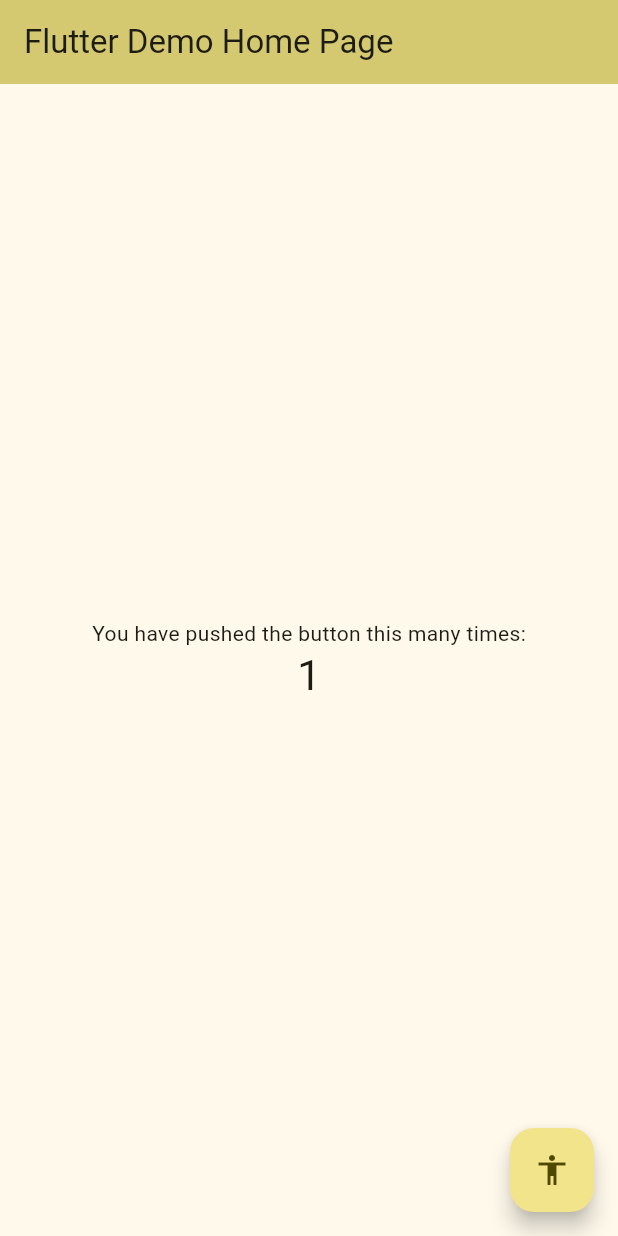
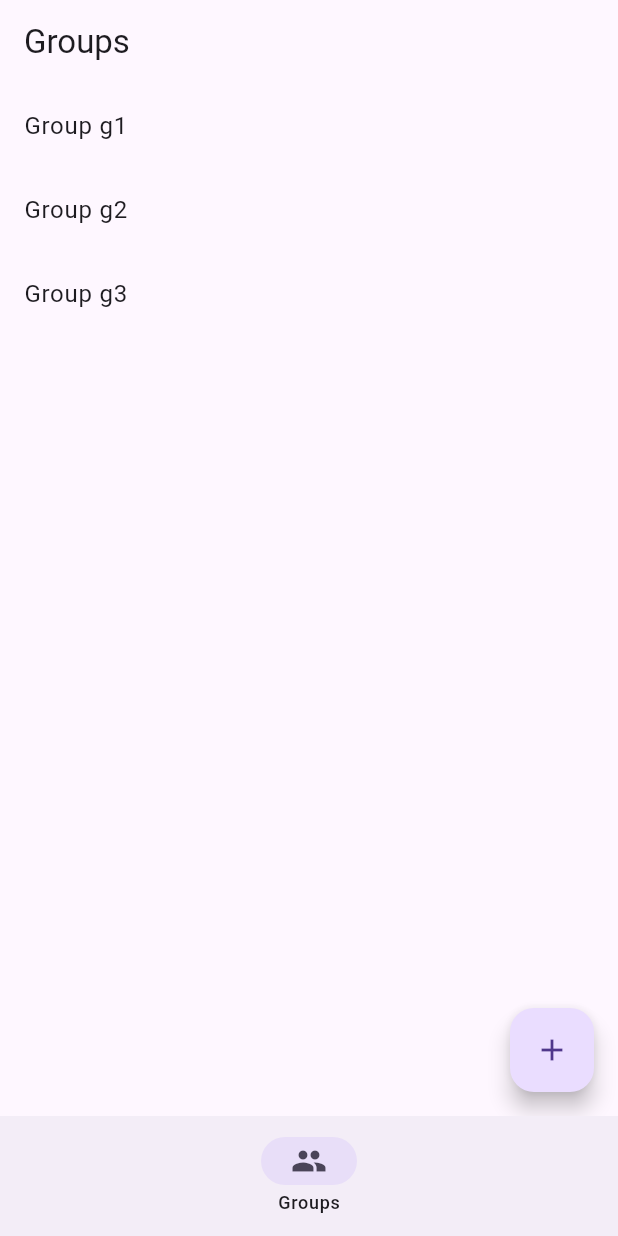
Before and after one commit to kimoleg200301/edu-journal-mobile, a Flutter app: the screen it shows after launch, on a phone screen of 412 x 824 dp. Run offline on Flutter 3.47's test engine with Material 3 defaults, Android fonts, the phone set to English and light mode, and no system bars; our stand-ins replace go_router.

Commit message:
added routing and updated project structure

```diff
--- /dev/null
+++ b/lib/app.dart
@@ -0,0 +1,41 @@
+import 'package:flutter/material.dart';
+import 'package:provider/provider.dart';
+import 'core/routing/app_router.dart';
+
+class AuthState extends ChangeNotifier {
+  bool _isAuthed = false;
+  bool get isAuthed => _isAuthed;
+  void signIn() {
+    _isAuthed = true;
+    notifyListeners();
+  }
+  void signOut() {
+    _isAuthed = false;
+    notifyListeners();
+  }
+}
+
+class App extends StatelessWidget {
+  const App({super.key});
+
+  @override
+  Widget build(BuildContext context) {
+    return MultiProvider(
+      providers: [
+        ChangeNotifierProvider(create: (_) => AuthState()),
+      ],
+      child: Builder(
+        builder: (context) {
+          final router = buildAppRouter(context.read<AuthState>());
+          return MaterialApp.router(
+            debugShowCheckedModeBanner: false,
+            title: 'EduJournal',
+            routerConfig: router,
+            theme: ThemeData.light(),
+            darkTheme: ThemeData.light(),
+          );
+        },
+      ),
+    );
+  }
+}
--- /dev/null
+++ b/lib/core/routing/app_router.dart
@@ -0,0 +1,31 @@
+import 'package:flutter/widgets.dart';
+import 'package:go_router/go_router.dart';
+import '../../features/group/presentation/routes.dart' as group_routes;
+import 'guards.dart';
+
+GoRouter buildAppRouter(AuthGuardSource authGuardSource) {
+  return GoRouter(
+    initialLocation: '/groups',
+    routes: [
+      shellRouteWithBottomNav(
+        routes: [
+          ...group_routes.routes,
+        ],
+      ),
+      GoRoute(
+        path: '/login',
+        name: 'login',
+        builder: (_, __) => const LoginPage(),
+      ),
+    ],
+    redirect: (context, state) => authRedirect(context, state, authGuardSource),
+  );
+}
+
+class LoginPage extends StatelessWidget {
+  const LoginPage({super.key});
+  @override
+  Widget build(BuildContext context) {
+    return const Center(child: Text('Login'));
+  }
+}
--- /dev/null
+++ b/lib/features/group/presentation/routes.dart
@@ -0,0 +1,27 @@
+import 'package:go_router/go_router.dart';
+import 'screens/group_page.dart';
+import 'screens/add_group_page.dart';
+import 'screens/group_card_page.dart';
+
+final routes = <RouteBase>[
+  GoRoute(
+    path: '/groups',
+    name: 'groups',
+    builder: (_, __) => const GroupPage(),
+    routes: [
+      GoRoute(
+        path: 'add',
+        name: 'group_add',
+        builder: (_, __) => const AddGroupPage(),
+      ),
+      GoRoute(
+        path: ':id',
+        name: 'group_card',
+        builder: (_, state) {
+          final id = state.pathParameters['id']!;
+          return GroupCardPage(groupId: id);
+        },
+      ),
+    ],
+  ),
+];
--- /dev/null
+++ b/lib/features/group/presentation/screens/group_page.dart
@@ -0,0 +1,27 @@
+import 'package:flutter/material.dart';
+import 'package:go_router/go_router.dart';
+
+class GroupPage extends StatelessWidget {
+  const GroupPage({super.key});
+
+  @override
+  Widget build(BuildContext context) {
+    final demoIds = const ['g1', 'g2', 'g3'];
+    return Scaffold(
+      appBar: AppBar(title: const Text('Groups')),
+      body: ListView(
+        children: [
+          for (final id in demoIds)
+            ListTile (
+              title: Text('Group $id'),
+              onTap: () => context.pushNamed('group_card', pathParameters: {'id': id}),
+            )
+        ],
+      ),
+      floatingActionButton: FloatingActionButton(
+        onPressed: () => context.pushNamed('group_add'),
+        child: const Icon(Icons.add),
+      ),
+    );
+  }
+}
--- a/lib/main.dart
+++ b/lib/main.dart
@@ -1,67 +1,7 @@
 import 'package:flutter/material.dart';
+import 'app.dart';
 
 void main() {
-  runApp(const MyApp());
+  WidgetsFlutterBinding.ensureInitialized();
+  runApp(const App());
 }
-
-class MyApp extends StatelessWidget {
-  const MyApp({super.key});
-
-  // This widget is the root of your application.
-  @override
-  Widget build(BuildContext context) {
-    return MaterialApp(
-      title: 'Flutter Demo',
-      theme: ThemeData(
-        colorScheme: ColorScheme.fromSeed(seedColor: Colors.yellow),
-      ),
-      home: const MyHomePage(title: 'Flutter Demo Home Page'),
-    );
-  }
-}
-
-class MyHomePage extends StatefulWidget {
-  const MyHomePage({super.key, required this.title});
-
-  final String title;
-
-  @override
-  State<MyHomePage> createState() => _MyHomePageState();
-}
-
-class _MyHomePageState extends State<MyHomePage> {
-  int _counter = 1;
-
-  void _incrementCounter() {
-    setState(() {
-      _counter = _counter * 2;
-    });
-  }
-
-  @override
-  Widget build(BuildContext context) {
-    return Scaffold(
-      appBar: AppBar(
-        backgroundColor: Theme.of(context).colorScheme.inversePrimary,
-        title: Text(widget.title),
-      ),
-      body: Center(
-        child: Column(
-          mainAxisAlignment: MainAxisAlignment.center,
-          children: <Widget>[
-            const Text('You have pushed the button this many times:'),
-            Text(
-              '$_counter',
-              style: Theme.of(context).textTheme.headlineMedium,
-            ),
-          ],
-        ),
-      ),
-      floatingActionButton: FloatingActionButton(
-        onPressed: _incrementCounter,
-        tooltip: 'Increment',
-        child: const Icon(Icons.accessibility),
-      ),
-    );
-  }
-}
--- a/pubspec.yaml
+++ b/pubspec.yaml
@@ -30,6 +30,8 @@ environment:
 dependencies:
   flutter:
     sdk: flutter
+  go_router: ^14.2.0
+  provider: ^6.1.2
 
   # The following adds the Cupertino Icons font to your application.
   # Use with the CupertinoIcons class for iOS style icons.
```
Also changed, not shown: lib/core/routing/guards.dart (added, +36 -0 lines), lib/features/group/presentation/screens/add_group_page.dart (added, +13 -0 lines), lib/features/group/presentation/screens/group_card_page.dart (added, +14 -0 lines), pubspec.lock, 2 other files.
